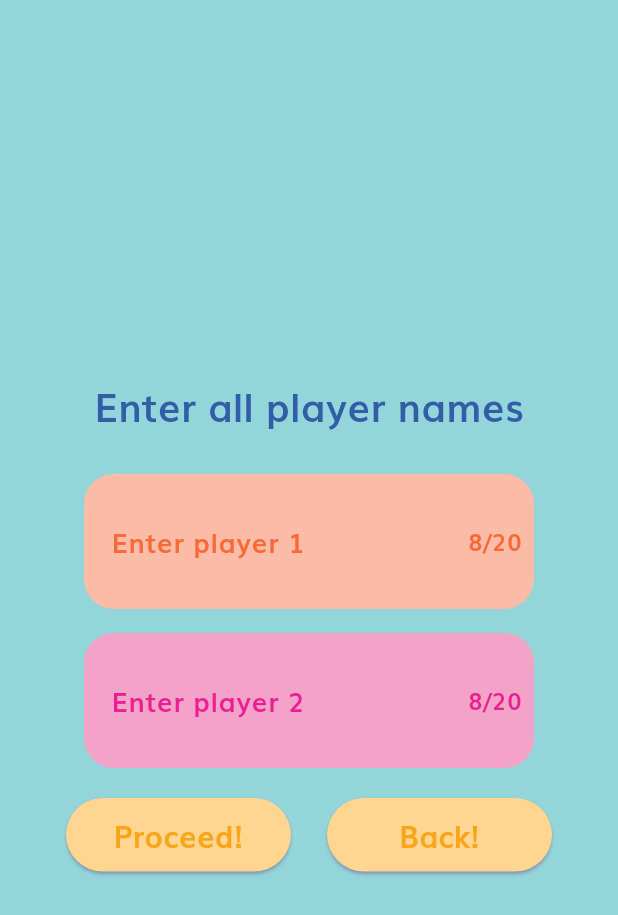
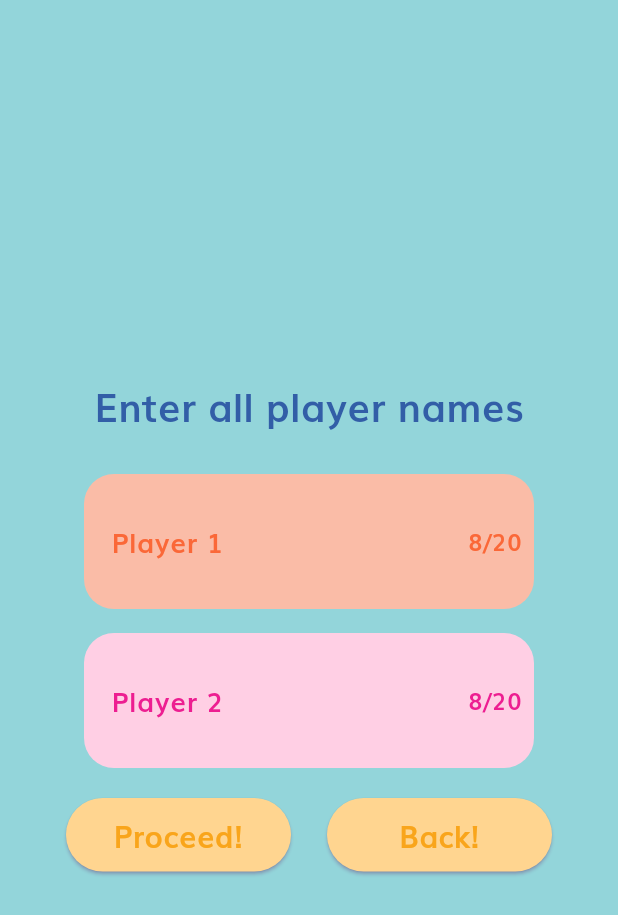
Before and after one commit to AsteriskAI/The-Alphabet-Alternative, a Flutter app: the SelectName screen opened by its route, on a phone screen of 412 x 824 dp. Shown: the top 915 px of the screen. Run offline on Flutter 3.47's test engine with Material 2 defaults, Android fonts, the light colour scheme and no system bars; our stand-ins replace audioplayers, confetti, flutter_svg.

Commit message:
changes done to text field and bg color player 2

```diff
--- a/lib/components/messagepopup.dart
+++ b/lib/components/messagepopup.dart
@@ -129,7 +129,7 @@ class _MessagePopupState extends State<MessagePopup> {
 
 Map<int, Color> messagepopupbgcolor = {
   1: const Color(0xfffabca7),
-  2: const Color(0xffF4A3C8),
+  2: const Color(0xffffcfe4),
   3: const Color(0xff59C787),
   4: const Color(0xfffcd89d),
   5: const Color(0xffd884d9),
--- a/lib/components/namecontainer.dart
+++ b/lib/components/namecontainer.dart
@@ -15,10 +15,10 @@ List<Widget> generatePlayerNames({
   final color = playerColors[playerIndex] ?? Globals.globalColorScheme.tertiary;
   final textColor = playerTextColor[playerIndex] ?? Colors.white;
 
-    TextEditingController textController =
-        TextEditingController(text: playerName[playerIndex]);
+  TextEditingController textController = TextEditingController(text: playerName[playerIndex]);
 
   void handleTextChange(String newName) {
+    if (newName.isNotEmpty) { // Check if the entered name is not empty
       if (newName.length <= maxCharacterLimit) {
         onNameChanged(playerIndex, newName);
       } else {
@@ -29,6 +29,11 @@ List<Widget> generatePlayerNames({
         onNameChanged(playerIndex, textController.text);
       }
     }
+  }
+
+  String? hintText = Globals.playerName[playerIndex]!.isEmpty
+      ? 'Enter player $playerIndex'
+      : Globals.playerName[playerIndex];
 
   return Column(
     mainAxisSize: MainAxisSize.min,
@@ -56,7 +61,7 @@ List<Widget> generatePlayerNames({
                         onChanged: handleTextChange,
                         decoration: InputDecoration(
                           contentPadding: const EdgeInsets.only(left: 10),
-                            hintText: 'Enter player $playerIndex',
+                          hintText: hintText, // Set the hint text here
                           hintStyle: TextStyle(
                             fontSize: 18,
                             color: textColor,
@@ -93,4 +98,6 @@ List<Widget> generatePlayerNames({
     ],
   );
 });
+
+
 }
--- a/lib/components/popup.dart
+++ b/lib/components/popup.dart
@@ -175,7 +175,7 @@ class _CustomPopupState extends State<CustomPopup> {
 
 Map<int, Color> popupbgcolor = {
   1: const Color(0xfffabca7),
-  2: const Color(0xffF4A3C8),
+  2: const Color(0xffffcfe4),
   3: const Color(0xff59C787),
   4: const Color(0xfffcd89d),
   5: const Color(0xffd884d9),
--- a/lib/routes/classic.dart
+++ b/lib/routes/classic.dart
@@ -290,7 +290,7 @@ class _ClassicModeState extends State<ClassicMode> {
 
 Map<int, Color> playerColors = {
   1: const Color(0xfffabca7),
-  2: const Color(0xffF4A3C8),
+  2: const Color(0xffffcfe4),
   3: const Color(0xff59C787),
   4: const Color(0xfffcd89d),
   5: const Color(0xffd884d9),
--- a/lib/routes/scoreboard.dart
+++ b/lib/routes/scoreboard.dart
@@ -82,7 +82,7 @@ Widget build(BuildContext context) {
 
 Map<int, Color> playerColors = {
   1: const Color(0xfffabca7),
-  2: const Color(0xffF4A3C8),
+  2: const Color(0xffffcfe4),
   3: const Color(0xff59C787),
   4: const Color(0xfffcd89d),
   5: const Color(0xffd884d9),
--- a/lib/routes/selectname.dart
+++ b/lib/routes/selectname.dart
@@ -97,7 +97,7 @@ class _SelectNameState extends State<SelectName> {
 
 Map<int, Color> playerColors = {
   1: const Color(0xfffabca7),
-  2: const Color(0xffF4A3C8),
+  2: const Color(0xffffcfe4),
   3: const Color(0xff59C787),
   4: const Color(0xfffcd89d),
   5: const Color(0xffd884d9),
--- a/lib/routes/twist.dart
+++ b/lib/routes/twist.dart
@@ -286,7 +286,7 @@ class _TwistModeState extends State<TwistMode> {
 
 Map<int, Color> playerColors = {
   1: const Color(0xfffabca7),
-  2: const Color(0xffF4A3C8),
+  2: const Color(0xffffcfe4),
   3: const Color(0xff59C787),
   4: const Color(0xfffcd89d),
   5: const Color(0xffd884d9),
```
Lines whose indentation alone changed are shown as unchanged.
